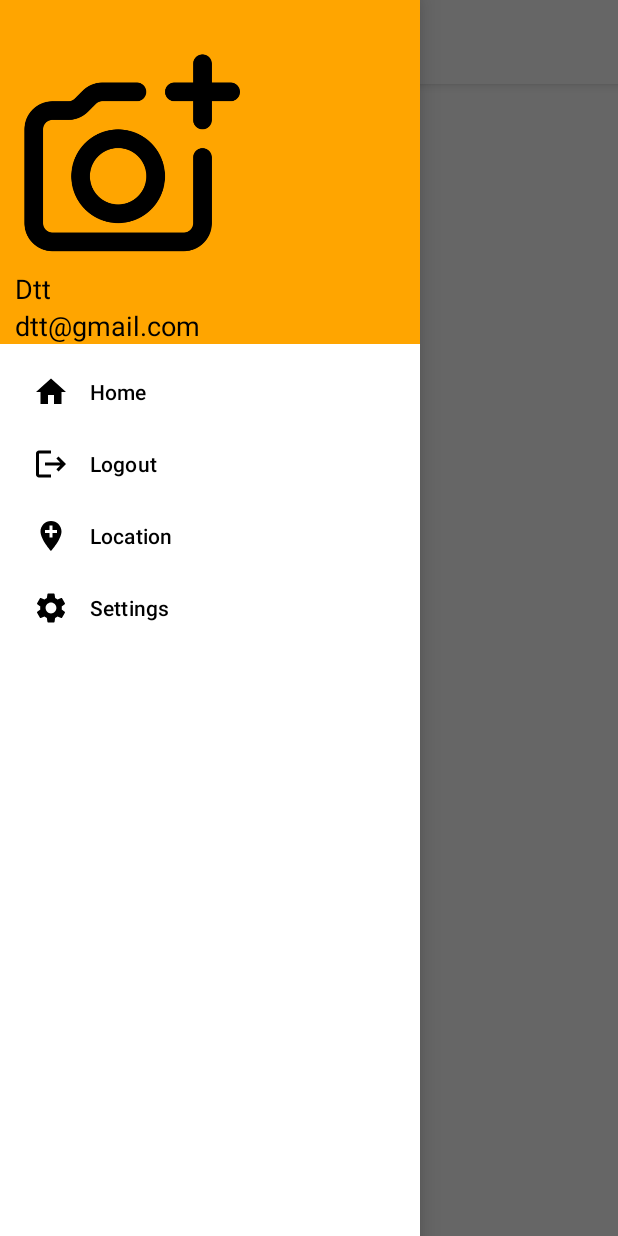
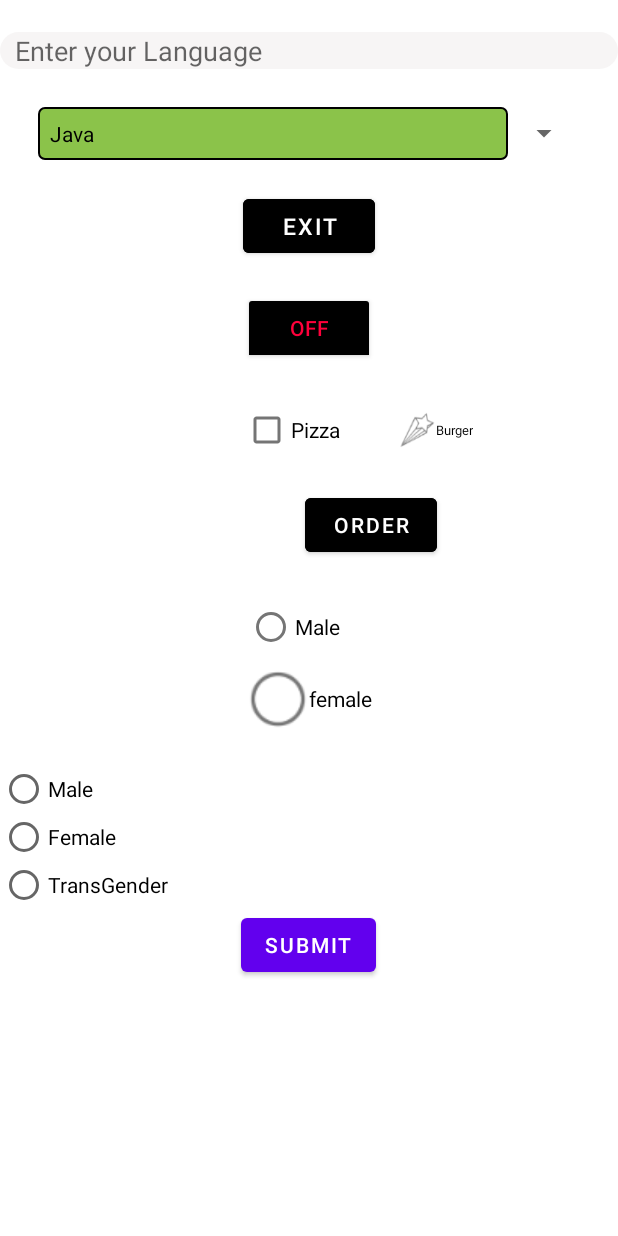
Before and after one commit to vishalgupta27/New-DTT, an Android app: the MainActivity screen opened directly, with no data from a screen before it, after a tap on "Settings", on a phone screen of 412 x 824 dp. Run offline under Robolectric (Android 15) with nearby library versions, the phone set to English and light mode, and no system bars; 2 other taps on this screen came first.

Commit message:
Updated 10/04/2023

```diff
--- a/app/build.gradle
+++ b/app/build.gradle
@@ -2,6 +2,7 @@ plugins {
     id 'com.android.application'
     id 'org.jetbrains.kotlin.android'
     id 'com.google.android.libraries.mapsplatform.secrets-gradle-plugin'
+    id 'com.google.gms.google-services'
 }
 
 android {
@@ -45,6 +46,7 @@ dependencies {
     implementation 'com.android.volley:volley:1.2.1'
     implementation 'com.google.android.gms:play-services-maps:18.1.0'
     implementation 'com.google.android.gms:play-services-location:21.0.1'
+    implementation 'com.google.firebase:firebase-auth-ktx:21.1.0'
     testImplementation 'junit:junit:4.13.2'
     androidTestImplementation 'androidx.test.ext:junit:1.1.5'
     androidTestImplementation 'androidx.test.espresso:espresso-core:3.5.1'
--- /dev/null
+++ b/app/src/main/java/com/example/dtt/Andriod_UI_Widget.kt
@@ -0,0 +1,195 @@
+package com.example.dtt
+
+import android.annotation.SuppressLint
+import android.content.DialogInterface
+import androidx.appcompat.app.AppCompatActivity
+import android.os.Bundle
+import android.view.View
+import android.view.ViewGroup
+import android.widget.*
+import androidx.appcompat.app.AlertDialog
+import com.example.albums.utils.Utility
+
+class Andriod_UI_Widget : AppCompatActivity() {
+
+    private val items = listOf("Male", "Female", "TransGender")
+
+
+    @SuppressLint("MissingInflatedId", "WrongViewCast", "ResourceType")
+    override fun onCreate(savedInstanceState: Bundle?) {
+        super.onCreate(savedInstanceState)
+        setContentView(R.layout.activity_andriod_ui_widget)
+
+        //1. For Auto Completed TextView code Start
+        // Data for auto-completion
+        val data = listOf("Java", "Kotlin", "XML", "Android")
+        // Set up the AutoCompleteTextView
+        val autoCompleteTextView = findViewById<AutoCompleteTextView>(R.id.autoCompleteTextView)
+        val adapter = ArrayAdapter(this, android.R.layout.simple_dropdown_item_1line, data)
+        autoCompleteTextView.setAdapter(adapter)
+
+        // Optional: Set other properties for AutoCompleteTextView
+        autoCompleteTextView.threshold = 1 // set the minimum number of characters to 1
+        // set the dropdown width to match_parent
+        autoCompleteTextView.dropDownWidth = ViewGroup.LayoutParams.MATCH_PARENT
+        //1. For Auto Completed TextView code End
+
+
+        //2.For Spinner Code Start
+        // Set up the spinner
+        val spinner = findViewById<Spinner>(R.id.spinner)
+        val adapters = ArrayAdapter(this,R.layout.spinner_item_layout,R.id.spinner_item_text, data)
+        adapter.setDropDownViewResource(R.layout.spinner_dropdown_layout)
+        spinner.adapter = adapters
+
+        // Set spinner width to match_parent
+        spinner.layoutParams.width = ViewGroup.LayoutParams.MATCH_PARENT
+
+        // Set up item selected listener
+        spinner.onItemSelectedListener = object : AdapterView.OnItemSelectedListener {
+            override fun onItemSelected(
+                parent: AdapterView<*>?,
+                view: android.view.View?,
+                position: Int,
+                id: Long
+            ) {
+                val selectedItem = data[position]
+                Toast.makeText(
+                    this@Andriod_UI_Widget,
+                    "Selected Item: $selectedItem",
+                    Toast.LENGTH_SHORT
+                ).show()
+            }
+
+            override fun onNothingSelected(parent: AdapterView<*>?) {
+                // Do nothing
+            }
+        } //2.For Spinner Code End
+
+
+        //3. Set up the button click listener to show the AlertDialog
+        val button = findViewById<Button>(R.id.butoon)
+        button.setOnClickListener {
+            Utility.showAlertDialog(this)
+        }  //3. Set up the button click listener to show the AlertDialog End Code
+
+
+        //4. Set up the toggle button
+        val toggleButton = findViewById<ToggleButton>(R.id.toggleButton)
+        toggleButton.setOnCheckedChangeListener { buttonView, isChecked ->
+            if (isChecked) {
+                // Do something when toggle button is checked
+                Toast.makeText(this, "Toggle button is ON", Toast.LENGTH_SHORT).show()
+            } else {
+                // Do something when toggle button is unchecked
+                Toast.makeText(this, "Toggle button is OFF", Toast.LENGTH_SHORT).show()
+            }
+        }//End Code
+
+
+        // Set up the checkbox
+        val pizza = findViewById<CheckBox>(R.id.pizza)
+        val burger = findViewById<CheckBox>(R.id.burger)
+        val order = findViewById<Button>(R.id.order)
+        order.setOnClickListener { view ->
+            var totalAmount = 0
+            val result = StringBuilder()
+            result.append("Selected Items:")
+            if (pizza.isChecked) {
+                result.append(" Pizza 100Rs")
+                totalAmount += 100
+            }
+            if (burger.isChecked) {
+                result.append(" , Burger 120Rs")
+                totalAmount += 120
+            }
+            result.append("  Total: $totalAmount Rs")
+            // Displaying the message on the toast
+            Toast.makeText(applicationContext, result.toString(), Toast.LENGTH_LONG).show()
+        } //end code
+
+
+        //For RadioButton Code Setup
+        val radioGroup = findViewById<RadioGroup>(R.id.RadioGroup)
+        val male = findViewById<RadioButton>(R.id.Male)
+        val female = findViewById<RadioButton>(R.id.Female)
+
+        radioGroup.setOnCheckedChangeListener { group, checkedId ->
+            if (male.isChecked){
+                Toast.makeText(this, "Male", Toast.LENGTH_SHORT).show()
+            }
+            else if (female.isChecked){
+                Toast.makeText(this,"Female",Toast.LENGTH_SHORT).show()
+            }
+        }
+
+        //For Dynamic Radio Button
+
+        // Create a RadioGroup
+        val radioGroups = RadioGroup(this)
+        radioGroup.orientation = RadioGroup.VERTICAL
+
+        // Create dynamic radio buttons
+        val radioGroup2 = findViewById<RadioGroup>(R.id.radioGroup2)
+        val linearLayout = findViewById<LinearLayout>(R.id.linearLayout)
+        val submitButton = findViewById<Button>(R.id.submitButton)
+
+        // Dynamically create radio buttons
+        for (item in items) {
+            val radioButton = RadioButton(this)
+            radioButton.text = item
+            radioButton.id = View.generateViewId() // Set a unique ID for each radio button
+            radioGroup2.addView(radioButton)
+
+            // Optionally, set other properties for the radio button, such as layout parameters
+            val layoutParams = LinearLayout.LayoutParams(
+                LinearLayout.LayoutParams.MATCH_PARENT,
+                LinearLayout.LayoutParams.WRAP_CONTENT
+            )
+            radioButton.layoutParams = layoutParams
+        }
+
+        // Set a default selection
+        radioGroup.check(radioGroup2.getChildAt(0).id) // Check the first radio button by default
+
+        // Set a listener for submit button
+        submitButton.setOnClickListener {
+            val checkedId = radioGroup2.checkedRadioButtonId
+            if (checkedId != -1) {
+                val selectedRadioButton = findViewById<RadioButton>(checkedId)
+                val selectedItem = selectedRadioButton.text.toString()
+                // Do something with the selected item
+                // For example, show a toast with the selected item
+                Toast.makeText(this, "Selected item: $selectedItem", Toast.LENGTH_SHORT).show()
+            } else {
+                // No radio button selected
+                Toast.makeText(this, "Please select an item", Toast.LENGTH_SHORT).show()
+            }
+        } // end
+
+
+
+    }
+
+
+    private fun showAlertDialog() {
+        val alertDialogBuilder = AlertDialog.Builder(this)
+        alertDialogBuilder.setTitle("Alert Dialog")
+        alertDialogBuilder.setCancelable(false)
+        alertDialogBuilder.setMessage("This is an example of AlertDialog in Kotlin.")
+        alertDialogBuilder.setPositiveButton(
+            "OK",
+            DialogInterface.OnClickListener { dialog, which ->
+                // Do something when OK button is clicked
+                Toast.makeText(this, "Exit", Toast.LENGTH_SHORT).show()
+                dialog.dismiss()
+            })
+        alertDialogBuilder.setNegativeButton(
+            "Cancel",
+            DialogInterface.OnClickListener { dialog, which ->
+                // Do something when Cancel button is clicked
+                dialog.dismiss()
+            })
+        alertDialogBuilder.show()
+    }
+}
--- a/app/src/main/java/com/example/dtt/MainActivity.kt
+++ b/app/src/main/java/com/example/dtt/MainActivity.kt
@@ -51,6 +51,8 @@ class MainActivity : AppCompatActivity() {
                     true
                 }
                 R.id.item4_Settings -> {
+                    val ui = Intent (this,Andriod_UI_Widget::class.java)
+                        startActivity(ui)
                     Toast.makeText(this, "Click Settings", Toast.LENGTH_SHORT).show()
                     true
                 }
--- /dev/null
+++ b/app/src/main/res/drawable/cutomcheckbox.xml
@@ -0,0 +1,6 @@
+<?xml version="1.0" encoding="utf-8"?>
+<selector xmlns:android="http://schemas.android.com/apk/res/android" >
+    <item android:state_checked="true" android:drawable="@drawable/ic_star_checked" />
+    <item android:state_pressed="true" android:drawable="@drawable/ic_star_checked" />
+    <item android:state_pressed="false" android:drawable="@drawable/ic_star_unchecked" />
+</selector>
--- /dev/null
+++ b/app/src/main/res/drawable/cutomcheckbox2.xml
@@ -0,0 +1,6 @@
+<?xml version="1.0" encoding="utf-8"?>
+<selector xmlns:android="http://schemas.android.com/apk/res/android" >
+    <item android:state_checked="true" android:drawable="@drawable/ic_round_checked" />
+    <item android:state_pressed="true" android:drawable="@drawable/ic_round_checked" />
+    <item android:state_pressed="false" android:drawable="@drawable/ic_round_unchecked" />
+</selector>
--- /dev/null
+++ b/app/src/main/res/drawable/spinner_item_border.xml
@@ -0,0 +1,8 @@
+<?xml version="1.0" encoding="utf-8"?>
+<!-- spinner_item_border.xml and spinner_dropdown_border.xml -->
+
+<shape xmlns:android="http://schemas.android.com/apk/res/android">
+    <solid android:color="#8BC34A" /> <!-- Set the background color of the border -->
+    <corners android:radius="4dp" /> <!-- Set the border radius as needed -->
+    <stroke android:color="#000000" android:width="1dp" /> <!-- Set the border color and width as needed -->
+</shape>
--- /dev/null
+++ b/app/src/main/res/layout/activity_andriod_ui_widget.xml
@@ -0,0 +1,150 @@
+<?xml version="1.0" encoding="utf-8"?>
+<androidx.constraintlayout.widget.ConstraintLayout
+    xmlns:android="http://schemas.android.com/apk/res/android"
+    xmlns:app="http://schemas.android.com/apk/res-auto"
+    xmlns:tools="http://schemas.android.com/tools"
+    android:layout_width="match_parent"
+    android:layout_height="match_parent"
+    tools:context=".Andriod_UI_Widget">
+
+    <AutoCompleteTextView
+        android:id="@+id/autoCompleteTextView"
+        android:layout_width="0dp"
+        android:layout_height="wrap_content"
+        android:layout_marginTop="21dp"
+        android:background="@drawable/corner_round"
+        android:hint="Enter your Language"
+        android:paddingStart="10dp"
+        app:layout_constraintEnd_toEndOf="parent"
+        app:layout_constraintStart_toStartOf="parent"
+        app:layout_constraintTop_toTopOf="parent" />
+
+    <Spinner
+        android:id="@+id/spinner"
+        android:layout_width="wrap_content"
+        android:layout_height="wrap_content"
+
+        android:spinnerMode="dropdown"
+        android:layout_margin="25dp"
+        app:layout_constraintEnd_toEndOf="parent"
+        app:layout_constraintStart_toStartOf="parent"
+        app:layout_constraintTop_toBottomOf="@+id/autoCompleteTextView" />
+
+    <Button
+        android:id="@+id/butoon"
+        android:layout_width="wrap_content"
+        android:layout_height="wrap_content"
+        android:layout_marginTop="20dp"
+        android:backgroundTint="@color/black"
+        android:text="Exit"
+        android:textSize="15sp"
+        app:layout_constraintEnd_toEndOf="parent"
+        app:layout_constraintStart_toStartOf="parent"
+        app:layout_constraintTop_toBottomOf="@id/spinner" />
+
+    <ToggleButton
+        android:id="@+id/toggleButton"
+        android:layout_width="wrap_content"
+        android:layout_height="wrap_content"
+        android:gravity="center"
+        android:textOff="off"
+        android:textOn="On"
+        android:backgroundTint="@color/black"
+        android:layout_marginTop="20dp"
+        android:textColor="@color/pinkColor"
+        app:layout_constraintEnd_toEndOf="parent"
+        app:layout_constraintStart_toStartOf="parent"
+        app:layout_constraintTop_toBottomOf="@id/butoon" />
+
+    <CheckBox
+        android:id="@+id/pizza"
+        android:layout_width="wrap_content"
+        android:layout_height="wrap_content"
+        android:layout_marginTop="20dp"
+        android:text="Pizza"
+        android:textColor="@color/black"
+
+        app:layout_constraintStart_toStartOf="@+id/toggleButton"
+        app:layout_constraintTop_toBottomOf="@id/toggleButton" />
+
+    <CheckBox
+        android:id="@+id/burger"
+        android:layout_width="wrap_content"
+        android:layout_height="wrap_content"
+        android:layout_marginLeft="28dp"
+        android:layout_marginTop="20dp"
+        android:layout_marginEnd="80dp"
+        android:button="@drawable/cutomcheckbox"
+        android:clickable="true"
+        android:focusable="true"
+        android:scaleX="0.6"
+        android:scaleY="0.6"
+        android:text="Burger"
+        android:textColor="@color/black"
+        app:layout_constraintEnd_toEndOf="parent"
+        app:layout_constraintLeft_toRightOf="@id/pizza"
+        app:layout_constraintTop_toBottomOf="@id/toggleButton" />
+
+    <Button
+        android:id="@+id/order"
+        android:layout_width="wrap_content"
+        android:layout_height="wrap_content"
+        android:layout_marginTop="15dp"
+        android:text="Order"
+        android:backgroundTint="@color/black"
+        app:layout_constraintEnd_toEndOf="@+id/burger"
+        app:layout_constraintStart_toStartOf="@+id/pizza"
+        app:layout_constraintTop_toBottomOf="@id/burger" />
+
+    <RadioGroup
+        android:id="@+id/RadioGroup"
+        android:layout_width="wrap_content"
+        android:layout_height="wrap_content"
+        app:layout_constraintEnd_toEndOf="parent"
+        app:layout_constraintStart_toStartOf="parent"
+        android:layout_marginTop="20dp"
+        app:layout_constraintTop_toBottomOf="@id/order" >
+
+        <RadioButton
+            android:id="@+id/Male"
+            android:layout_width="wrap_content"
+            android:layout_height="wrap_content"
+            android:text="Male"/>
+        <RadioButton
+            android:id="@+id/Female"
+            android:layout_width="wrap_content"
+            android:layout_height="wrap_content"
+            android:button="@drawable/cutomcheckbox2"
+            android:text="female"/>
+    </RadioGroup>
+        <!-- layout.xml -->
+
+    <LinearLayout
+        android:id="@+id/linearLayout"
+        android:layout_width="match_parent"
+        android:layout_height="wrap_content"
+        android:orientation="vertical"
+        app:layout_constraintEnd_toEndOf="parent"
+        app:layout_constraintStart_toStartOf="parent"
+        android:layout_marginTop="20dp"
+        app:layout_constraintTop_toBottomOf="@id/RadioGroup">
+
+        <RadioGroup
+            android:id="@+id/radioGroup2"
+            android:layout_width="match_parent"
+            android:layout_height="wrap_content">
+
+            <!-- Dynamic radio buttons will be added here -->
+
+        </RadioGroup>
+
+        <Button
+            android:id="@+id/submitButton"
+            android:layout_width="wrap_content"
+            android:layout_height="wrap_content"
+            android:text="Submit"
+            android:layout_gravity="center"/>
+
+    </LinearLayout>
+
+</androidx.constraintlayout.widget.ConstraintLayout>
--- /dev/null
+++ b/app/src/main/res/layout/spinner_item_layout.xml
@@ -0,0 +1,18 @@
+<?xml version="1.0" encoding="utf-8"?>
+<!-- spinner_item_layout.xml -->
+
+<LinearLayout xmlns:android="http://schemas.android.com/apk/res/android"
+    android:layout_width="match_parent"
+    android:layout_height="wrap_content"
+    android:orientation="horizontal"
+    android:gravity="center_vertical"
+    android:padding="8dp"
+    android:background="@drawable/spinner_item_border"> <!-- Set the background to a custom drawable for the border -->
+
+    <TextView
+        android:id="@+id/spinner_item_text"
+        android:layout_width="wrap_content"
+        android:layout_height="wrap_content"
+        android:textColor="#000000" /> <!-- Customize the text color as needed -->
+
+</LinearLayout>
--- a/build.gradle
+++ b/build.gradle
@@ -1,4 +1,8 @@
-// Top-level build file where you can add configuration options common to all sub-projects/modules.
+buildscript {
+    dependencies {
+        classpath 'com.google.gms:google-services:4.3.15'
+    }
+}// Top-level build file where you can add configuration options common to all sub-projects/modules.
 plugins {
     id 'com.android.application' version '7.3.1' apply false
     id 'com.android.library' version '7.3.1' apply false
```
Also changed, not shown: app/src/main/AndroidManifest.xml (+7 -2 lines), app/src/main/java/com/example/dtt/login.kt (+64 -42 lines), app/src/main/java/com/example/dtt/utils/Utility.kt (+23 -2 lines), app/src/main/res/drawable/spinner_dropdown_border.xml (added, +8 -0 lines), app/src/main/res/layout/spinner_dropdown_layout.xml (added, +16 -0 lines), app/src/main/res/drawable/checked.png (added), app/src/main/res/drawable/ic_round_checked.png (added), app/src/main/res/drawable/ic_round_unchecked.png (added), app/src/main/res/drawable/ic_star_checked.png (added), app/src/main/res/drawable/ic_star_unchecked.png (added), app/src/main/res/drawable/radio_button.png (added), 1 other file.
